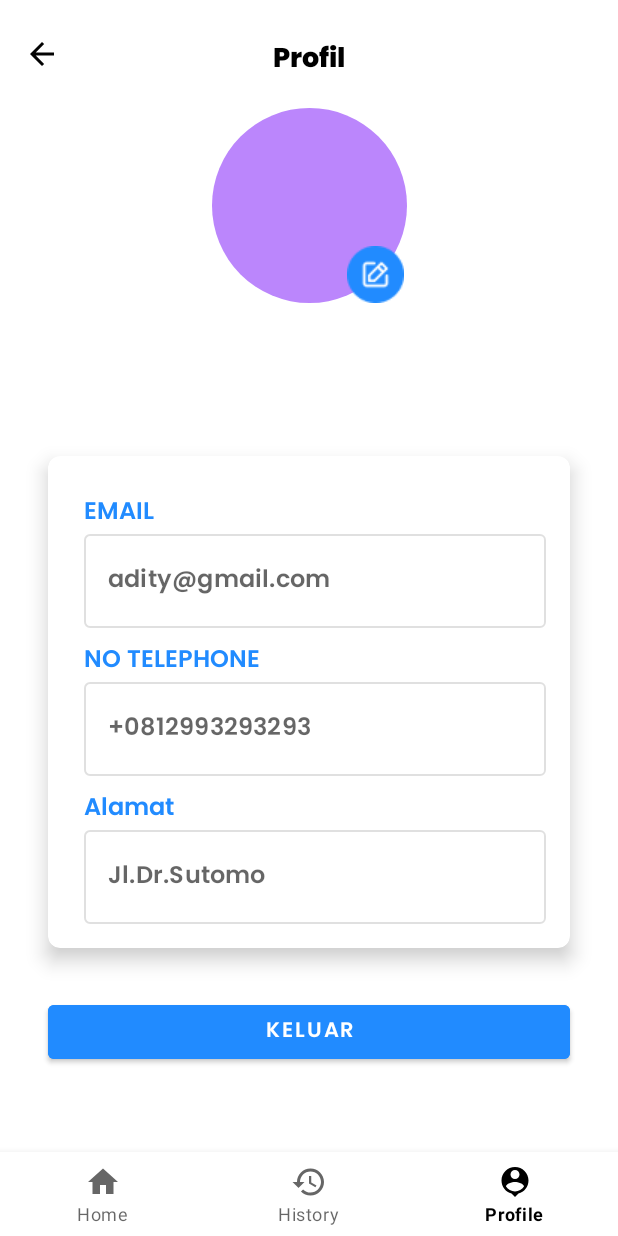
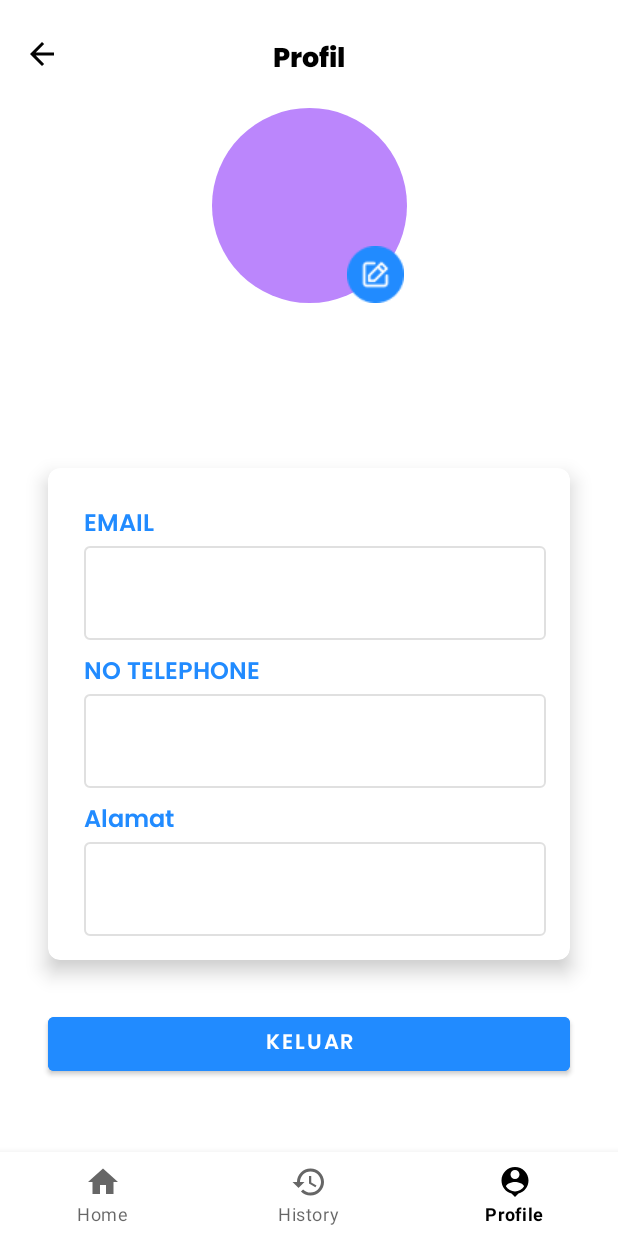
Before and after one commit to adityaahmadugraha/AppsATIPadang, an Android app: the ProfileFragment screen opened through its navigation route, on a phone screen of 412 x 824 dp. Run offline under Robolectric (Android 15) with nearby library versions, the phone set to English and light mode, and no system bars; our stand-ins replace CircleImageView, Dagger/Hilt's generated code, navigation-ui.

Commit message:
put data profil

```diff
--- a/app/src/main/java/com/aditya/appsatipadang/di/Constant.kt
+++ b/app/src/main/java/com/aditya/appsatipadang/di/Constant.kt
@@ -23,8 +23,13 @@ object Constant {
     val KEY_NAME = stringPreferencesKey("name")
     val KEY_USERNAME = stringPreferencesKey("username")
     val KEY_PASSWORD = stringPreferencesKey("password")
+    val KEY_EMAIL = stringPreferencesKey("email")
+    val KEY_NOTLP = stringPreferencesKey("no_tlp")
     val KEY_ROLES = stringPreferencesKey("roles")
+    val KEY_ALAMAT = stringPreferencesKey("alamat")
     val KEY_TOKEN = stringPreferencesKey("token")
+
+
 
     private const val FILENAME_FORMAT = "dd-MMM-yyyy"
 
--- a/app/src/main/java/com/aditya/appsatipadang/user/data/local/UserLocal.kt
+++ b/app/src/main/java/com/aditya/appsatipadang/user/data/local/UserLocal.kt
@@ -4,8 +4,11 @@ data class UserLocal(
     val name: String,
     val username: String,
     val password: String,
+    val email: String,
+    val no_tlp: String,
     val roles: String,
-    val token: String
-//    val created_at: String,
-//    val update_at: String
+    val alamat: String,
+    val token: String,
+
+
 )
--- a/app/src/main/java/com/aditya/appsatipadang/user/data/local/UserPreference.kt
+++ b/app/src/main/java/com/aditya/appsatipadang/user/data/local/UserPreference.kt
@@ -9,6 +9,7 @@ import kotlinx.coroutines.flow.Flow
 import kotlinx.coroutines.flow.map
 
 private val Context.userStore by preferencesDataStore(PREF_NAME)
+
 class UserPreference(context: Context) {
     private val userDataStore = context.userStore
     fun getUser(): Flow<UserLocal> {
@@ -17,11 +18,14 @@ class UserPreference(context: Context) {
                 preferences[Constant.KEY_NAME] ?: "",
                 preferences[Constant.KEY_USERNAME] ?: "",
                 preferences[Constant.KEY_PASSWORD] ?: "",
+                preferences[Constant.KEY_EMAIL] ?: "",
+                preferences[Constant.KEY_NOTLP] ?: "",
                 preferences[Constant.KEY_ROLES] ?: "",
-                preferences[Constant.KEY_TOKEN] ?: "",
+                preferences[Constant.KEY_ALAMAT] ?: "",
+                preferences[Constant.KEY_TOKEN] ?: ""
 
 
-            )
+                )
 
         }
     }
@@ -31,7 +35,10 @@ class UserPreference(context: Context) {
             preferences[Constant.KEY_NAME] = user.name
             preferences[Constant.KEY_USERNAME] = user.username
             preferences[Constant.KEY_PASSWORD] = user.password
+            preferences[Constant.KEY_EMAIL] = user.email
+            preferences[Constant.KEY_NOTLP] = user.no_tlp
             preferences[Constant.KEY_ROLES] = user.roles
+            preferences[Constant.KEY_ALAMAT] = user.alamat
             preferences[Constant.KEY_TOKEN] = user.token
         }
     }
--- a/app/src/main/java/com/aditya/appsatipadang/user/data/remote/response/UserResponse.kt
+++ b/app/src/main/java/com/aditya/appsatipadang/user/data/remote/response/UserResponse.kt
@@ -6,20 +6,30 @@ data class UserResponse (
     @field:SerializedName("name")
     val name: String? = null,
 
+    @field:SerializedName("username")
+    val username: String? = null,
+
+    @field:SerializedName("password")
+    val password: String? = null,
+
     @field:SerializedName("email")
     val email: String? = null,
 
-    @field:SerializedName("username")
-    val username: String? = null,
+    @field:SerializedName("no_tlp")
+    val no_tlp: String? = null,
+
+    @field:SerializedName("roles")
+    val roles: String? = null,
+
+    @field:SerializedName("alamat")
+    val alamat: String? = null,
 
     @field:SerializedName("token")
     val token: String? = null,
 
-    @field:SerializedName("roles")
-    val roles: String? = null,
 
-    @field:SerializedName("password")
-    val password: String? = null,
+
+
 
 
 )
--- a/app/src/main/java/com/aditya/appsatipadang/user/ui/login/LoginActivity.kt
+++ b/app/src/main/java/com/aditya/appsatipadang/user/ui/login/LoginActivity.kt
@@ -60,6 +60,9 @@ class LoginActivity : AppCompatActivity() {
                                     userData?.name.toString(),
                                     userData?.username.toString(),
                                     userData?.password.toString(),
+                                    userData?.email.toString(),
+                                    userData?.no_tlp.toString(),
+                                    userData?.alamat.toString(),
                                     userData?.roles.toString(),
                                     userData?.token.toString()
                                 )
--- a/app/src/main/java/com/aditya/appsatipadang/user/ui/profile/ProfileFragment.kt
+++ b/app/src/main/java/com/aditya/appsatipadang/user/ui/profile/ProfileFragment.kt
@@ -48,9 +48,13 @@ class ProfileFragment : Fragment() {
 
     //menampilkan data profil
     private fun getDataUser() {
-        viewModel.getUser().observe(viewLifecycleOwner) {  data ->
+        viewModel.getUser().observe(viewLifecycleOwner) { data ->
             binding?.tvNameProfil?.text = data.name
-            binding?.tvJabatanProfil?.text = data.username
+            binding?.tvJabatanProfil?.text = data.alamat
+            binding?.etEmail?.setText(data.email)
+            binding?.etNotlpProfil?.setText(data.no_tlp)
+            binding?.etAlamatProfil?.setText(data.roles)
+
         }
     }
 
@@ -61,7 +65,7 @@ class ProfileFragment : Fragment() {
                 viewModel.deleteUser()
                 checkUserLogin()
             }
-            .setNegativeButton(getString(R.string.no)){ dialog, _ ->
+            .setNegativeButton(getString(R.string.no)) { dialog, _ ->
                 dialog.dismiss()
             }
             .show()
@@ -87,5 +91,4 @@ class ProfileFragment : Fragment() {
     }
 
 
-
 }
--- a/app/src/main/res/layout/fragment_profile.xml
+++ b/app/src/main/res/layout/fragment_profile.xml
@@ -56,9 +56,8 @@
         android:layout_width="wrap_content"
         android:layout_height="wrap_content"
         android:layout_marginTop="16dp"
-        android:text="@string/name"
         android:fontFamily="@font/poppinssembiold"
-        android:textSize="24sp"
+        android:textSize="22sp"
         android:textColor="@color/blue"
         app:layout_constraintEnd_toEndOf="@+id/img_profil"
         app:layout_constraintStart_toStartOf="@+id/img_profil"
@@ -68,11 +67,10 @@
         android:id="@+id/tv_jabatan_profil"
         android:layout_width="wrap_content"
         android:layout_height="wrap_content"
-        android:layout_marginTop="8dp"
-        android:text="@string/jabatan"
+        android:layout_marginTop="16dp"
         android:fontFamily="@font/poppinssembiold"
         android:textColor="@color/black"
-        android:textSize="12sp"
+        android:textSize="14sp"
         app:layout_constraintEnd_toEndOf="@+id/tv_name_profil"
         app:layout_constraintStart_toStartOf="@+id/tv_name_profil"
         app:layout_constraintTop_toBottomOf="@+id/tv_name_profil" />
@@ -123,13 +121,12 @@
                 app:layout_constraintTop_toBottomOf="@+id/tv_email_profil">
 
                 <com.google.android.material.textfield.TextInputEditText
-                    android:id="@+id/et_full_name"
+                    android:id="@+id/et_email"
                     android:layout_width="match_parent"
                     android:layout_height="wrap_content"
                     android:fontFamily="@font/poppinssembiold"
                     android:textColor="@color/black"
-                    android:textSize="16sp"
-                    android:hint="@string/alamat_email" />
+                    android:textSize="16sp" />
 
             </com.google.android.material.textfield.TextInputLayout>
 
@@ -164,7 +161,6 @@
                     android:fontFamily="@font/poppinssembiold"
                     android:textColor="@color/black"
                     android:textSize="16sp"
-                    android:hint="@string/no_tlp"
                     android:inputType="phone" />
             </com.google.android.material.textfield.TextInputLayout>
 
@@ -199,8 +195,7 @@
                     android:layout_height="wrap_content"
                     android:fontFamily="@font/poppinssembiold"
                     android:textColor="@color/black"
-                    android:textSize="16sp"
-                    android:hint="@string/alamat_lengkap" />
+                    android:textSize="16sp" />
             </com.google.android.material.textfield.TextInputLayout>
 
         </androidx.constraintlayout.widget.ConstraintLayout>
```
